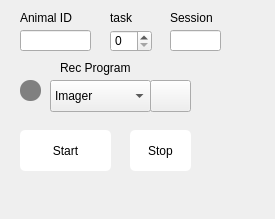
Old version of the form MasterRunner/form.ui in the repository ef-lab/Experiments.
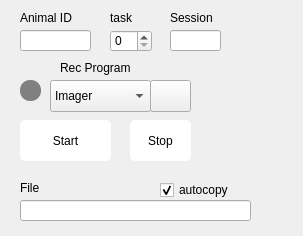
New version of the form. Icons and pictures are not drawn.

Patch:
```diff
--- a/MasterRunner/form.ui
+++ b/MasterRunner/form.ui
@@ -12,8 +12,8 @@
    <rect>
     <x>0</x>
     <y>0</y>
-    <width>275</width>
-    <height>219</height>
+    <width>303</width>
+    <height>236</height>
    </rect>
   </property>
   <property name="windowTitle">
@@ -23,7 +23,7 @@
    <property name="geometry">
     <rect>
      <x>20</x>
-     <y>130</y>
+     <y>120</y>
      <width>91</width>
      <height>41</height>
     </rect>
@@ -54,7 +54,7 @@
    <property name="geometry">
     <rect>
      <x>130</x>
-     <y>130</y>
+     <y>120</y>
      <width>61</width>
      <height>41</height>
     </rect>
@@ -226,6 +226,54 @@
     <string>Session</string>
    </property>
   </widget>
+  <widget class="QLineEdit" name="file">
+   <property name="geometry">
+    <rect>
+     <x>20</x>
+     <y>200</y>
+     <width>231</width>
+     <height>21</height>
+    </rect>
+   </property>
+   <property name="styleSheet">
+    <string notr="true"/>
+   </property>
+   <property name="text">
+    <string/>
+   </property>
+   <property name="readOnly">
+    <bool>true</bool>
+   </property>
+  </widget>
+  <widget class="QLabel" name="label_4">
+   <property name="geometry">
+    <rect>
+     <x>20</x>
+     <y>180</y>
+     <width>60</width>
+     <height>16</height>
+    </rect>
+   </property>
+   <property name="text">
+    <string>File</string>
+   </property>
+  </widget>
+  <widget class="QCheckBox" name="autocopy">
+   <property name="geometry">
+    <rect>
+     <x>160</x>
+     <y>180</y>
+     <width>86</width>
+     <height>20</height>
+    </rect>
+   </property>
+   <property name="text">
+    <string>autocopy</string>
+   </property>
+   <property name="checked">
+    <bool>true</bool>
+   </property>
+  </widget>
  </widget>
  <resources/>
  <connections/>
```
Left out of the diff: 2 changed lines with no effect on the pictures.
